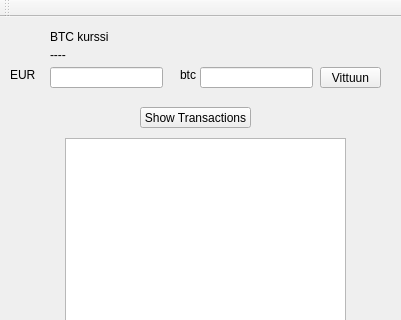
Above: testEXE/mainwindow.ui from Splenish/BankSimul_400 before the change; both pictures show x 0 to 401 and y 0 to 320 of the 401 by 481 pixel window. Below: the same form after it.
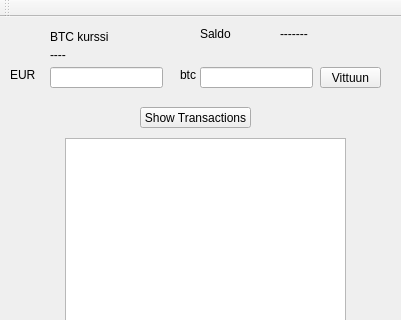
That is the form after the change.

Diff of the .ui file:
```diff
--- a/testEXE/mainwindow.ui
+++ b/testEXE/mainwindow.ui
@@ -148,6 +148,32 @@
      <string>Seuraava</string>
     </property>
    </widget>
+   <widget class="QLabel" name="saldoLabel">
+    <property name="geometry">
+     <rect>
+      <x>200</x>
+      <y>10</y>
+      <width>47</width>
+      <height>13</height>
+     </rect>
+    </property>
+    <property name="text">
+     <string>Saldo</string>
+    </property>
+   </widget>
+   <widget class="QLabel" name="saldoValue">
+    <property name="geometry">
+     <rect>
+      <x>280</x>
+      <y>10</y>
+      <width>47</width>
+      <height>13</height>
+     </rect>
+    </property>
+    <property name="text">
+     <string>-------</string>
+    </property>
+   </widget>
   </widget>
   <widget class="QMenuBar" name="menuBar">
    <property name="geometry">
```
